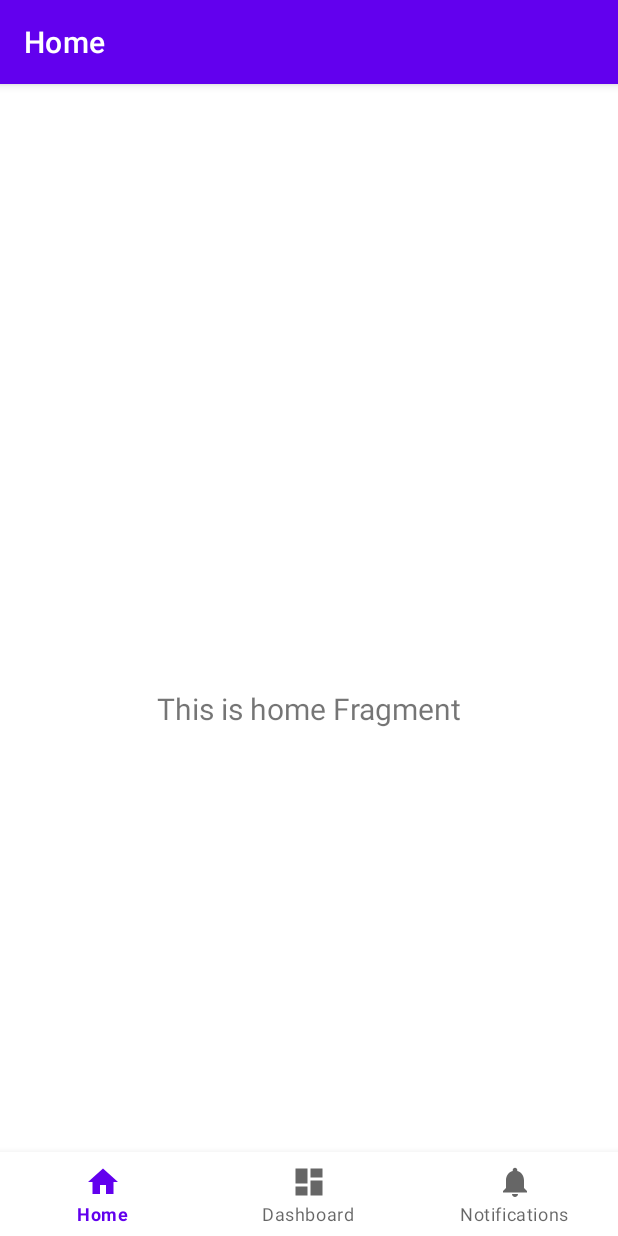
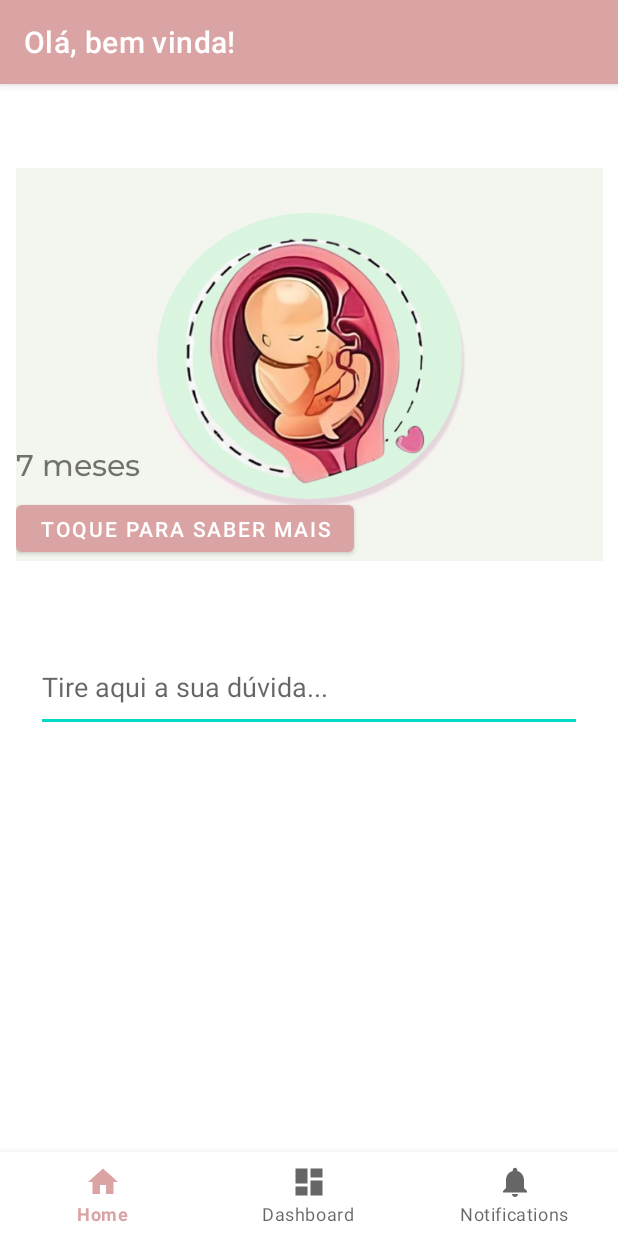
Before and after one commit to vmila1/GestAcao, an Android app: the screen it shows after launch (MainActivity), on a phone screen of 412 x 824 dp. Run offline under Robolectric (Android 15) with nearby library versions, the phone set to English and light mode, and no system bars; our stand-ins replace navigation-ui.

Commit message:
feat: adiciona ideia de layout inicial

```diff
--- a/app/src/main/java/com/pjt/gestacao/ui/home/HomeFragment.kt
+++ b/app/src/main/java/com/pjt/gestacao/ui/home/HomeFragment.kt
@@ -4,6 +4,7 @@ import android.os.Bundle
 import android.view.LayoutInflater
 import android.view.View
 import android.view.ViewGroup
+import android.widget.Button
 import android.widget.TextView
 import androidx.fragment.app.Fragment
 import androidx.lifecycle.ViewModelProvider
@@ -12,28 +13,35 @@ import com.pjt.gestacao.databinding.FragmentHomeBinding
 class HomeFragment : Fragment() {
 
     private var _binding: FragmentHomeBinding? = null
+    private val binding get() = _binding!!
 
-    // This property is only valid between onCreateView and
-    // onDestroyView.
-    private val binding get() = _binding!!
+    private lateinit var homeViewModel: HomeViewModel
+
 
     override fun onCreateView(
         inflater: LayoutInflater,
         container: ViewGroup?,
         savedInstanceState: Bundle?
     ): View {
-        val homeViewModel =
-            ViewModelProvider(this).get(HomeViewModel::class.java)
+        homeViewModel = ViewModelProvider(this)[HomeViewModel::class.java]
+        _binding = FragmentHomeBinding.inflate(inflater, container, false)
 
-        _binding = FragmentHomeBinding.inflate(inflater, container, false)
-        val root: View = binding.root
+        // Exemplo: atualizando o TextView com o valor do ViewModel
+        val gestationTextView: TextView = binding.textView
+        homeViewModel.text.observe(viewLifecycleOwner) {
+            gestationTextView.text = it
+        }
 
-        val textView: TextView = binding.textHome
-        homeViewModel.text.observe(viewLifecycleOwner) {
-            textView.text = it
+        // Exemplo: clicando no botão
+        binding.button.setOnClickListener {
+            // Aqui você pode executar alguma ação
+            // Por exemplo: mostrar uma mensagem ou navegar
+            homeViewModel.updateText("8 Meses")
         }
-        return root
+
+        return binding.root
     }
+
 
     override fun onDestroyView() {
         super.onDestroyView()
--- a/app/src/main/java/com/pjt/gestacao/ui/home/HomeViewModel.kt
+++ b/app/src/main/java/com/pjt/gestacao/ui/home/HomeViewModel.kt
@@ -7,7 +7,11 @@ import androidx.lifecycle.ViewModel
 class HomeViewModel : ViewModel() {
 
     private val _text = MutableLiveData<String>().apply {
-        value = "This is home Fragment"
+        value = "7 meses"
     }
     val text: LiveData<String> = _text
+
+    fun updateText(newText: String) {
+        _text.value = newText
+    }
 }
--- /dev/null
+++ b/app/src/main/res/drawable/circle_border.xml
@@ -0,0 +1,6 @@
+<?xml version="1.0" encoding="utf-8"?>
+<shape xmlns:android="http://schemas.android.com/apk/res/android"
+    android:shape="oval">
+    <solid android:color="#FFFFFF"/>
+    <stroke android:width="2dp" android:color="#FF4081" />
+</shape>
--- a/app/src/main/res/layout/fragment_home.xml
+++ b/app/src/main/res/layout/fragment_home.xml
@@ -6,17 +6,91 @@
     android:layout_height="match_parent"
     tools:context=".ui.home.HomeFragment">
 
-    <TextView
-        android:id="@+id/text_home"
-        android:layout_width="match_parent"
-        android:layout_height="wrap_content"
-        android:layout_marginStart="8dp"
-        android:layout_marginTop="8dp"
-        android:layout_marginEnd="8dp"
-        android:textAlignment="center"
-        android:textSize="20sp"
-        app:layout_constraintBottom_toBottomOf="parent"
+    <FrameLayout
+        android:id="@+id/frameLayout"
+        android:layout_width="391dp"
+        android:layout_height="262dp"
+        android:background="@color/green_gest"
+        app:layout_constraintBottom_toTopOf="@+id/guideline3"
         app:layout_constraintEnd_toEndOf="parent"
         app:layout_constraintStart_toStartOf="parent"
-        app:layout_constraintTop_toTopOf="parent" />
+        app:layout_constraintTop_toTopOf="parent">
+
+        <ImageView
+            android:id="@+id/imageView"
+            android:layout_width="wrap_content"
+            android:layout_height="202dp"
+            android:layout_gravity="center"
+            android:background="@color/green_gest"
+            android:src="@drawable/baby7" />
+
+        <LinearLayout
+            android:layout_width="236dp"
+            android:layout_height="wrap_content"
+            android:layout_marginTop="184dp"
+            android:orientation="vertical">
+
+            <TextView
+                android:id="@+id/textView"
+                android:layout_width="wrap_content"
+                android:layout_height="wrap_content"
+                android:fontFamily="@font/montserrat_medium"
+                android:text="7 meses"
+                android:textSize="20sp" />
+
+            <Button
+                android:id="@+id/button"
+                android:layout_width="wrap_content"
+                android:layout_height="match_parent"
+                android:layout_marginTop="8dp"
+                android:text="Toque para saber mais" />
+        </LinearLayout>
+
+    </FrameLayout>
+
+    <androidx.constraintlayout.widget.Guideline
+        android:id="@+id/guideline2"
+        android:layout_width="wrap_content"
+        android:layout_height="wrap_content"
+        android:layout_marginBottom="731dp"
+        android:orientation="vertical"
+        app:layout_constraintBottom_toBottomOf="parent"
+        app:layout_constraintGuide_begin="20dp"
+        app:layout_constraintTop_toBottomOf="@+id/guideline3" />
+
+    <androidx.constraintlayout.widget.Guideline
+        android:id="@+id/guideline3"
+        android:layout_width="wrap_content"
+        android:layout_height="wrap_content"
+        android:orientation="vertical"
+        app:layout_constraintBottom_toTopOf="@+id/guideline2"
+        app:layout_constraintGuide_end="20dp"
+        app:layout_constraintTop_toBottomOf="@+id/frameLayout" />
+
+
+    <com.google.android.material.textfield.TextInputLayout
+        android:id="@+id/textInputLayout2"
+        android:layout_width="0dp"
+        android:layout_height="wrap_content"
+        android:layout_marginStart="1dp"
+        android:layout_marginEnd="1dp"
+        app:layout_constraintBottom_toTopOf="@+id/textInputEditText2"
+        app:layout_constraintEnd_toEndOf="parent"
+        app:layout_constraintStart_toStartOf="parent">
+
+    </com.google.android.material.textfield.TextInputLayout>
+
+    <com.google.android.material.textfield.TextInputEditText
+        android:id="@+id/textInputEditText2"
+        android:layout_width="364dp"
+        android:layout_height="60dp"
+        android:layout_marginStart="4dp"
+        android:layout_marginBottom="336dp"
+        android:hint="Tire aqui a sua dúvida..."
+        app:layout_constraintBottom_toBottomOf="parent"
+        app:layout_constraintEnd_toStartOf="@+id/guideline3"
+        app:layout_constraintHorizontal_bias="0.0"
+        app:layout_constraintStart_toStartOf="@+id/guideline2" />
+
+
 </androidx.constraintlayout.widget.ConstraintLayout>
--- a/app/src/main/res/navigation/mobile_navigation.xml
+++ b/app/src/main/res/navigation/mobile_navigation.xml
@@ -8,7 +8,7 @@
     <fragment
         android:id="@+id/navigation_home"
         android:name="com.pjt.gestacao.ui.home.HomeFragment"
-        android:label="@string/title_home"
+        android:label="@string/title_app"
         tools:layout="@layout/fragment_home" />
 
     <fragment
--- a/app/src/main/res/values/colors.xml
+++ b/app/src/main/res/values/colors.xml
@@ -7,4 +7,6 @@
     <color name="teal_700">#FF018786</color>
     <color name="black">#FF000000</color>
     <color name="white">#FFFFFFFF</color>
+    <color name="pink_gest">#DBA4A4</color>"
+    <color name="green_gest">#F3F6EF</color>
 </resources>
--- a/app/src/main/res/values/strings.xml
+++ b/app/src/main/res/values/strings.xml
@@ -3,4 +3,5 @@
     <string name="title_home">Home</string>
     <string name="title_dashboard">Dashboard</string>
     <string name="title_notifications">Notifications</string>
+    <string name="title_app">Olá, bem vinda!</string>
 </resources>
--- a/app/src/main/res/values/themes.xml
+++ b/app/src/main/res/values/themes.xml
@@ -1,14 +1,17 @@
 <resources xmlns:tools="http://schemas.android.com/tools">
     <!-- Base application theme. -->
     <style name="Theme.GestAcao" parent="Theme.MaterialComponents.DayNight.DarkActionBar">
+
         <!-- Primary brand color. -->
-        <item name="colorPrimary">@color/purple_500</item>
-        <item name="colorPrimaryVariant">@color/purple_700</item>
+        <item name="colorPrimary">@color/pink_gest</item>
+        <item name="colorPrimaryVariant">@color/pink_gest</item>
         <item name="colorOnPrimary">@color/white</item>
+
         <!-- Secondary brand color. -->
         <item name="colorSecondary">@color/teal_200</item>
         <item name="colorSecondaryVariant">@color/teal_700</item>
         <item name="colorOnSecondary">@color/black</item>
+
         <!-- Status bar color. -->
         <item name="android:statusBarColor">?attr/colorPrimaryVariant</item>
         <!-- Customize your theme here. -->
```
Also changed, not shown: app/src/main/res/drawable/baby7.png (added), app/src/main/res/drawable/background.png (added), app/src/main/res/drawable/circle.png (added), app/src/main/res/font/montserrat.ttf (added), app/src/main/res/font/montserrat_medium.ttf (added).
